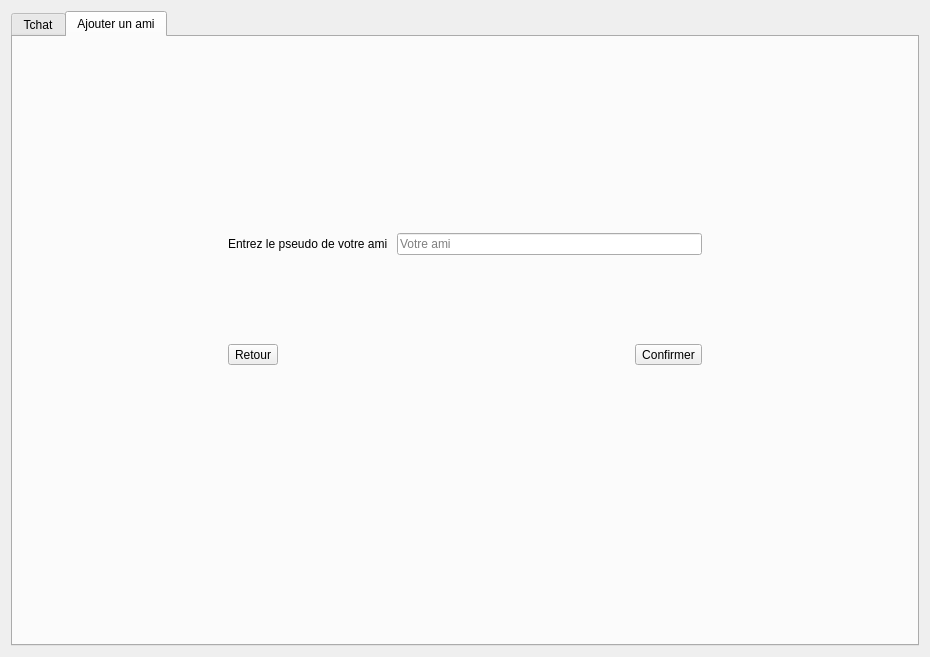
Above: Client/UI/AmisQt.ui from Minigrim0/LombricABrac before the change. Below: the same form after it.
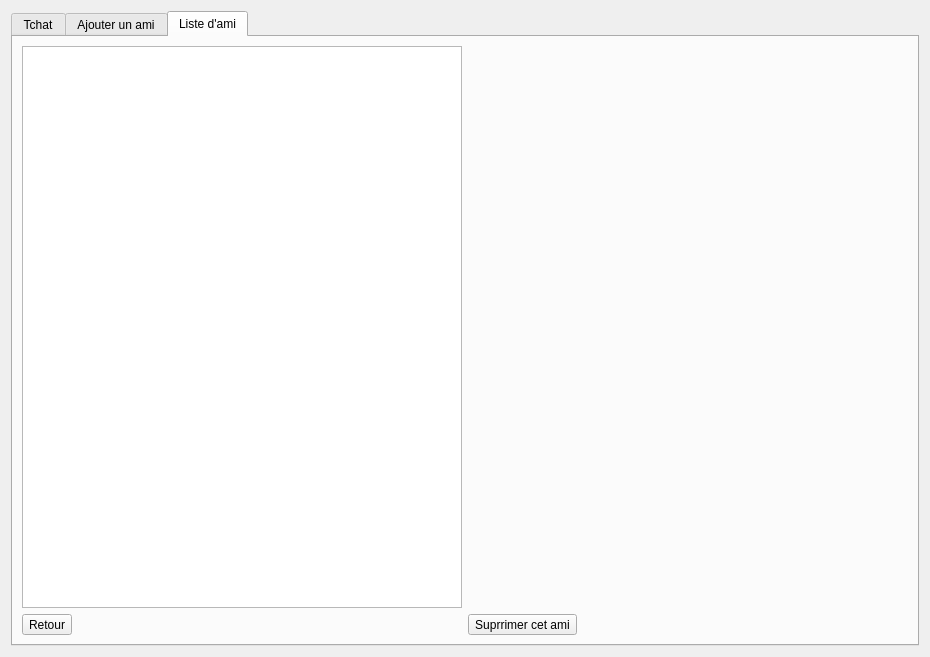
That is the form after the change. Icons and pictures are not drawn.

Commit message: add list friend et features delete them ces chiens

The edit to the form file:
```diff
--- a/Client/UI/AmisQt.ui
+++ b/Client/UI/AmisQt.ui
@@ -23,7 +23,7 @@
       <string notr="true"/>
      </property>
      <property name="currentIndex">
-      <number>1</number>
+      <number>2</number>
      </property>
      <widget class="QWidget" name="tab_3">
       <attribute name="title">
@@ -360,6 +360,73 @@
        </item>
       </layout>
      </widget>
+     <widget class="QWidget" name="List_AmiTab">
+      <attribute name="title">
+       <string>Liste d'ami</string>
+      </attribute>
+      <layout class="QHBoxLayout" name="horizontalLayout_3">
+       <item>
+        <layout class="QGridLayout" name="gridLayout">
+         <item row="0" column="0">
+          <widget class="QListWidget" name="List_FriendListWidget"/>
+         </item>
+         <item row="1" column="0">
+          <widget class="QToolButton" name="Return_FromListAmiToolButton">
+           <property name="text">
+            <string>Retour</string>
+           </property>
+           <property name="icon">
+            <iconset resource="../images_widget.qrc">
+             <normaloff>:/icons/UI/Resources/left-arrow.png</normaloff>:/icons/UI/Resources/left-arrow.png</iconset>
+           </property>
+           <property name="iconSize">
+            <size>
+             <width>24</width>
+             <height>24</height>
+            </size>
+           </property>
+           <property name="toolButtonStyle">
+            <enum>Qt::ToolButtonTextBesideIcon</enum>
+           </property>
+          </widget>
+         </item>
+         <item row="1" column="1">
+          <widget class="QToolButton" name="Delete_FriendToolButton">
+           <property name="text">
+            <string>Suprrimer cet ami</string>
+           </property>
+           <property name="icon">
+            <iconset resource="../images_widget.qrc">
+             <normaloff>:/icons/UI/Resources/delete.png</normaloff>:/icons/UI/Resources/delete.png</iconset>
+           </property>
+           <property name="iconSize">
+            <size>
+             <width>24</width>
+             <height>24</height>
+            </size>
+           </property>
+           <property name="toolButtonStyle">
+            <enum>Qt::ToolButtonTextBesideIcon</enum>
+           </property>
+          </widget>
+         </item>
+         <item row="0" column="1">
+          <spacer name="horizontalSpacer_4">
+           <property name="orientation">
+            <enum>Qt::Horizontal</enum>
+           </property>
+           <property name="sizeHint" stdset="0">
+            <size>
+             <width>40</width>
+             <height>20</height>
+            </size>
+           </property>
+          </spacer>
+         </item>
+        </layout>
+       </item>
+      </layout>
+     </widget>
     </widget>
    </item>
   </layout>
```
The commit also changes 2 other files.
